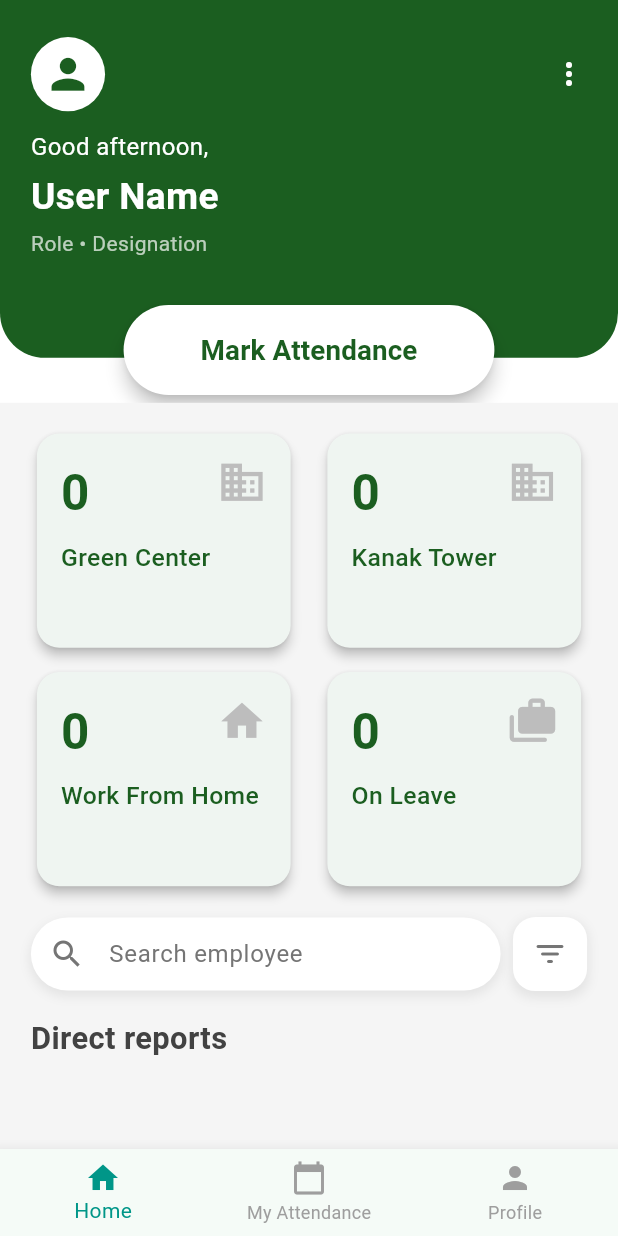
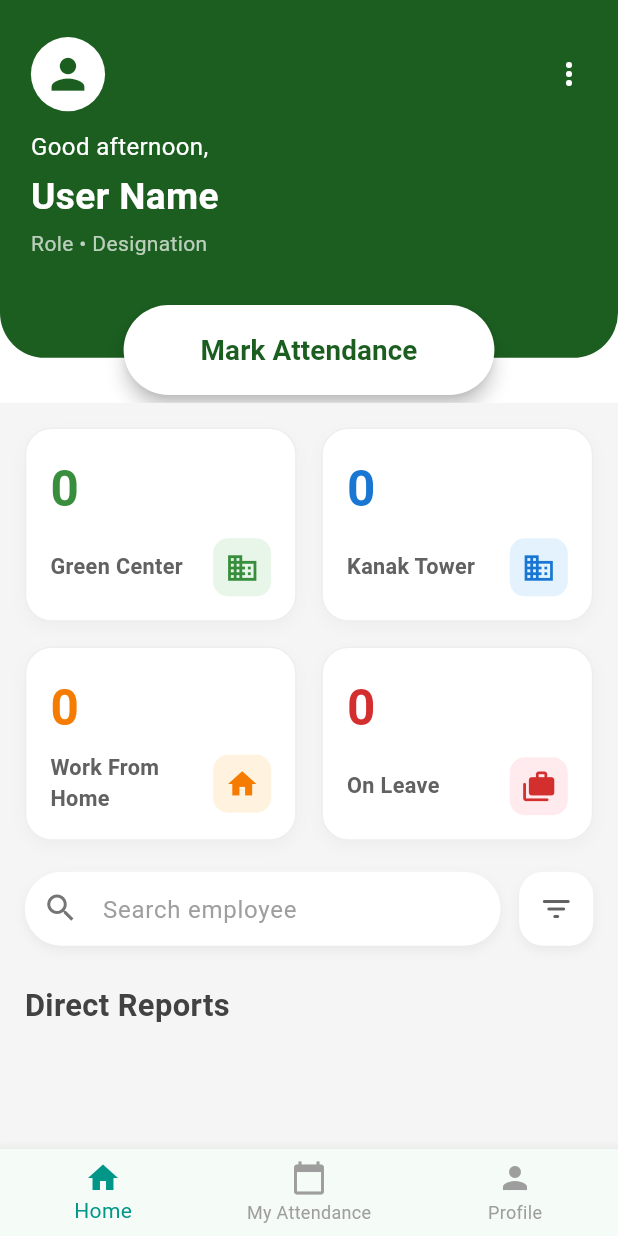
Before and after one commit to kumodd/smis_attendance_tracker, a Flutter app: the HomeView screen opened by its route, on a phone screen of 412 x 824 dp. Run offline on Flutter 3.47's test engine with Material 3 defaults, Android fonts, the light colour scheme and no system bars; our stand-ins replace dio, geolocator, get, get_storage, logger, table_calendar; accounts and stored records are empty; network calls fail.

Commit message:
Home page design fix

```diff
--- a/lib/features/home/dashboard_view.dart
+++ b/lib/features/home/dashboard_view.dart
@@ -1,33 +1,8 @@
 import 'package:flutter/material.dart';
 import 'package:get/get.dart';
-import 'package:smis_attendance_tracker/features/attendance/controllers/attendance_controller.dart';
 import 'package:smis_attendance_tracker/features/home/home_controller.dart';
 import 'package:smis_attendance_tracker/features/home/model/user_model.dart';
 import 'package:smis_attendance_tracker/routes/app_routes.dart';
-
-class DashboardController extends GetxController {
-  var userName = 'User Name'.obs;
-  var userRole = 'User role • User designation'.obs;
-  var location = '-- --'.obs;
-
-  var directReports = [
-    {
-      'name': 'Aniruddha Mukhopadhyay',
-      'role': 'Tower Lead',
-      'designation': 'Sr. Project Manager',
-      'location': 'ITC Green Center',
-      'date': '00/00/0000',
-      'time': '10:31',
-    },
-  ].obs;
-
-  final statusCards = [
-    {'count': '7', 'label': 'Green Center', 'icon': Icons.business},
-    {'count': '5', 'label': 'Kanak Tower', 'icon': Icons.business},
-    {'count': '2', 'label': 'Work From Home', 'icon': Icons.home},
-    {'count': '0', 'label': 'On Leave', 'icon': Icons.cases_rounded},
-  ];
-}
 
 class DashboardScreen extends StatelessWidget {
   final HomeController controller = Get.put(HomeController());
@@ -40,93 +15,143 @@ class DashboardScreen extends StatelessWidget {
 
     return Scaffold(
       backgroundColor: Colors.grey[100],
-      body: SingleChildScrollView(
+      body: SafeArea(
+        child: SingleChildScrollView(
+          padding: EdgeInsets.all(size.width * 0.04),
           child: Column(
+            crossAxisAlignment: CrossAxisAlignment.start,
             children: [
-            SizedBox(height: size.height * 0.02),
               _buildStatusCards(size),
-            SizedBox(height: size.height * 0.02),
+              SizedBox(height: size.height * 0.025),
               _buildSearchFilter(size),
-            SizedBox(height: size.height * 0.02),
+              SizedBox(height: size.height * 0.03),
               _buildDirectReports(size),
             ],
+          ),
         ),
       ),
     );
   }
 
   Widget _buildStatusCards(Size size) {
-    return Padding(
-      padding: EdgeInsets.symmetric(horizontal: size.width * 0.05),
-      child: Obx(() {
-        final statusCards = [
-          {
-            'count': controller.greenCenterCount.value.toString(),
-            'label': 'Green Center',
-            'icon': Icons.business,
-          },
-          {
-            'count': controller.kanakTowerCount.value.toString(),
-            'label': 'Kanak Tower',
-            'icon': Icons.business,
-          },
-          {
-            'count': controller.wfhCount.value.toString(),
-            'label': 'Work From Home',
-            'icon': Icons.home,
-          },
-          {
-            'count': controller.leaveCount.value.toString(),
-            'label': 'On Leave',
-            'icon': Icons.cases_rounded,
-          },
+    final cardColors = [
+      Color(0xFF388E3C),
+      Color(0xFF1976D2),
+      Color(0xFFF57C00),
+      Color(0xFFD32F2F),
+    ];
+    final bgColors = [
+      Color(0xFFE8F5E9),
+      Color(0xFFE3F2FD),
+      Color(0xFFFFF3E0),
+      Color(0xFFFFEBEE),
+    ];
+    final icons = [
+      Icons.business,
+      Icons.business,
+      Icons.home,
+      Icons.cases_rounded,
+    ];
+    final labels = [
+      'Green Center',
+      'Kanak Tower',
+      'Work From Home',
+      'On Leave',
     ];
 
-        return LayoutBuilder(
-          builder: (context, constraints) {
-            final crossCount = constraints.maxWidth > 600 ? 4 : 2;
+    return Obx(() {
+      final counts = [
+        controller.greenCenterCount.value.toString(),
+        controller.kanakTowerCount.value.toString(),
+        controller.wfhCount.value.toString(),
+        controller.leaveCount.value.toString(),
+      ];
+
       return GridView.builder(
         shrinkWrap: true,
         physics: const NeverScrollableScrollPhysics(),
         gridDelegate: SliverGridDelegateWithFixedCrossAxisCount(
-                crossAxisCount: crossCount,
+          crossAxisCount: size.width > 600 ? 4 : 2,
           crossAxisSpacing: size.width * 0.04,
-                mainAxisSpacing: size.height * 0.01,
-                childAspectRatio: 1.175,
+          mainAxisSpacing: size.height * 0.02,
+          childAspectRatio: 1.4,
         ),
-              itemCount: statusCards.length,
+        itemCount: 4,
         itemBuilder: (context, index) {
-                final card = statusCards[index];
-                return _buildStatusCard(
-                  card['count'] as String,
-                  card['label'] as String,
-                  card['icon'] as IconData,
-                  size.width,
+          return Container(
+            decoration: BoxDecoration(
+              color: Colors.white,
+              borderRadius: BorderRadius.circular(18),
+              border: Border.all(color: Colors.grey.shade200, width: 1),
+              boxShadow: [
+                BoxShadow(
+                  color: Colors.grey.withOpacity(0.08),
+                  blurRadius: 8,
+                  offset: Offset(0, 4),
+                ),
+              ],
+            ),
+            padding: const EdgeInsets.all(16),
+            child: Column(
+              crossAxisAlignment: CrossAxisAlignment.start,
+              children: [
+                Text(
+                  counts[index],
+                  style: TextStyle(
+                    fontSize: size.width * 0.08,
+                    fontWeight: FontWeight.bold,
+                    color: cardColors[index],
+                  ),
+                ),
+                Spacer(),
+                Row(
+                  children: [
+                    Expanded(
+                      child: Text(
+                        labels[index],
+                        style: TextStyle(
+                          fontSize: size.width * 0.035,
+                          fontWeight: FontWeight.w600,
+                          color: Colors.grey[700],
+                        ),
+                      ),
+                    ),
+                    Container(
+                      decoration: BoxDecoration(
+                        color: bgColors[index],
+                        borderRadius: BorderRadius.circular(10),
+                      ),
+                      padding: EdgeInsets.all(8),
+                      child: Icon(
+                        icons[index],
+                        color: cardColors[index],
+                        size: size.width * 0.055,
+                      ),
+                    ),
+                  ],
+                ),
+              ],
+            ),
           );
         },
       );
-          },
-        );
-      }),
-    );
+    });
   }
 
   Widget _buildSearchFilter(Size size) {
-    return Padding(
-      padding: EdgeInsets.symmetric(horizontal: size.width * 0.05),
-      child: Row(
+    return Row(
       children: [
         Expanded(
           child: Container(
+            height: size.height * 0.06,
             decoration: BoxDecoration(
               color: Colors.white,
               borderRadius: BorderRadius.circular(30),
               boxShadow: [
                 BoxShadow(
-                    color: Colors.grey.withOpacity(0.2),
-                    spreadRadius: 1,
-                    blurRadius: 5,
-                    offset: const Offset(0, 3),
+                  color: Colors.grey.withOpacity(0.15),
+                  blurRadius: 6,
+                  offset: Offset(0, 3),
                 ),
               ],
             ),
@@ -134,136 +159,94 @@ class DashboardScreen extends StatelessWidget {
               decoration: InputDecoration(
                 prefixIcon: Icon(Icons.search, color: Colors.grey[600]),
                 hintText: 'Search employee',
-                  hintStyle: TextStyle(color: Colors.grey[600]),
+                hintStyle: TextStyle(color: Colors.grey[500]),
                 border: InputBorder.none,
-                  contentPadding: EdgeInsets.symmetric(
-                    vertical: size.height * 0.015,
-                    horizontal: size.width * 0.05,
+                contentPadding: EdgeInsets.only(top: 14),
               ),
             ),
           ),
         ),
-          ),
-          SizedBox(width: size.width * 0.02),
+        SizedBox(width: size.width * 0.03),
         Container(
-            width: size.width * 0.12,
-            height: size.width * 0.12,
+          height: size.height * 0.06,
+          width: size.height * 0.06,
           decoration: BoxDecoration(
             color: Colors.white,
-              borderRadius: BorderRadius.circular(15),
+            borderRadius: BorderRadius.circular(16),
             boxShadow: [
               BoxShadow(
-                  color: Colors.grey.withOpacity(0.2),
-                  spreadRadius: 1,
-                  blurRadius: 5,
-                  offset: const Offset(0, 3),
+                color: Colors.grey.withOpacity(0.15),
+                blurRadius: 6,
+                offset: Offset(0, 3),
               ),
             ],
           ),
-            child: Icon(Icons.filter_list_rounded, color: Colors.grey[600]),
+          child: Icon(Icons.filter_list_rounded, color: Colors.grey[700]),
         ),
       ],
-      ),
     );
   }
 
   Widget _buildDirectReports(Size size) {
-    return Padding(
-      padding: EdgeInsets.symmetric(horizontal: size.width * 0.05),
-      child: Column(
+    return Column(
       crossAxisAlignment: CrossAxisAlignment.start,
       children: [
         Text(
-            'Direct reports',
+          'Direct Reports',
           style: TextStyle(
             fontSize: size.width * 0.05,
             fontWeight: FontWeight.bold,
             color: Colors.grey[800],
           ),
         ),
-          SizedBox(height: size.height * 0.01),
-          Obx(
-            () => ListView.builder(
+        SizedBox(height: size.height * 0.015),
+        // FIXED: Wrap only the list once in Obx
+        Obx(() {
+          final reports = controller.directReports;
+          return ListView.builder(
             shrinkWrap: true,
             physics: const NeverScrollableScrollPhysics(),
-              itemCount: controller.directReports.length,
+            itemCount: reports.length,
             itemBuilder: (context, index) {
-                final report = controller.directReports[index];
+              final report = reports[index];
               return InkWell(
-                  onTap: (){
-                    // AttendanceController attendanceController=Get.put(AttendanceController());
-                    // attendanceController.userId.value=report.userId;
-
+                onTap: () {
                   Get.toNamed(
                     AppRoutes.userAttendance,
                     arguments: {"userId": report.userId},
                   );
-
                 },
-                    child: _buildDirectReportCard(report, size.width));
+                child: _buildDirectReportCard(report, size.width),
+              );
             },
-            ),
-          ),
+          );
+        }),
       ],
-      ),
-    );
-  }
-
-  Widget _buildStatusCard(
-    String count,
-    String label,
-    IconData icon,
-    double width,
-  ) {
-    return Card(
-      shape: RoundedRectangleBorder(borderRadius: BorderRadius.circular(15)),
-      elevation: 3,
-      child: Padding(
-        padding: const EdgeInsets.all(16),
-        child: Column(
-          crossAxisAlignment: CrossAxisAlignment.start,
-          children: [
-            Row(
-              crossAxisAlignment: CrossAxisAlignment.start,
-              children: [
-                Expanded(
-                  child: Text(
-                    count,
-                    style: TextStyle(
-                      fontSize: width * 0.08,
-                      fontWeight: FontWeight.bold,
-                      color: const Color(0xFF1B5E20),
-                    ),
-                  ),
-                ),
-                Icon(icon, color: Colors.grey[400], size: width * 0.08),
-              ],
-            ),
-            SizedBox(height: 8),
-            Text(
-              label,
-              style: TextStyle(
-                fontSize: width * 0.04,
-                fontWeight: FontWeight.w500,
-                color: const Color(0xFF1B5E20),
-              ),
-            ),
-          ],
-        ),
-      ),
     );
   }
 
   Widget _buildDirectReportCard(UserModel report, double width) {
     return Card(
-      shape: RoundedRectangleBorder(borderRadius: BorderRadius.circular(15)),
-      elevation: 2,
+      shape: RoundedRectangleBorder(borderRadius: BorderRadius.circular(16)),
+      elevation: 1,
       margin: const EdgeInsets.symmetric(vertical: 8),
       child: Padding(
-        padding: const EdgeInsets.all(16),
+        padding: const EdgeInsets.all(14),
         child: Row(
           children: [
-            Icon(Icons.calendar_today, color: Colors.grey[600]),
+            CircleAvatar(
+              radius: width * 0.06,
+              backgroundColor: Colors.blue.shade100,
+              child: Text(
+                report.userName.isNotEmpty
+                    ? report.userName[0].toUpperCase()
+                    : "?",
+                style: TextStyle(
+                  color: Colors.blue.shade700,
+                  fontWeight: FontWeight.bold,
+                ),
+              ),
+            ),
             SizedBox(width: width * 0.04),
             Expanded(
               child: Column(
@@ -274,6 +257,7 @@ class DashboardScreen extends StatelessWidget {
                     style: TextStyle(
                       fontSize: width * 0.045,
                       fontWeight: FontWeight.bold,
+                      color: Colors.black87,
                     ),
                   ),
                   SizedBox(height: 4),
@@ -284,31 +268,35 @@ class DashboardScreen extends StatelessWidget {
                       color: Colors.grey[600],
                     ),
                   ),
-                  SizedBox(height: 8),
+                  SizedBox(height: 6),
                   Container(
                     padding: const EdgeInsets.symmetric(
-                      horizontal: 8,
+                      horizontal: 10,
                       vertical: 4,
                     ),
                     decoration: BoxDecoration(
-                      color: const Color(0xFFE8F5E9),
-                      borderRadius: BorderRadius.circular(15),
+                      color: report.todayOffice.isEmpty
+                          ? Colors.grey.shade200
+                          : Colors.green.shade50,
+                      borderRadius: BorderRadius.circular(12),
                     ),
                     child: Text(
                       report.todayOffice.isEmpty
-                          ? "Not Started work"
+                          ? "Not Started Work"
                           : report.todayOffice,
                       style: TextStyle(
-                        color: const Color(0xFF1B5E20),
-                        fontSize: width * 0.03,
-                        fontWeight: FontWeight.bold,
+                        color: report.todayOffice.isEmpty
+                            ? Colors.grey[600]
+                            : Colors.green.shade700,
+                        fontSize: width * 0.032,
+                        fontWeight: FontWeight.w600,
                       ),
                     ),
                   ),
                 ],
               ),
             ),
-            Icon(Icons.play_arrow, color: Colors.grey[600]),
+            Icon(Icons.chevron_right, color: Colors.grey[500]),
           ],
         ),
       ),
--- a/lib/features/home/home_view.dart
+++ b/lib/features/home/home_view.dart
@@ -143,7 +143,7 @@ class HomeView extends StatelessWidget {
                                           ),
                                         ),
                                       ),
-                                      const Divider(height: 0),
+
                                       InkWell(
                                         onTap: () {
                                           Get.back();
--- a/lib/routes/app_pages.dart
+++ b/lib/routes/app_pages.dart
@@ -11,6 +11,5 @@ class AppPages {
     GetPage(name: '/attendance', page: () => const AttendanceView()),
     GetPage(name: '/home', page: () =>  HomeView()),
 
-
   ];
 }
```
Lines whose indentation alone changed are shown as unchanged.
